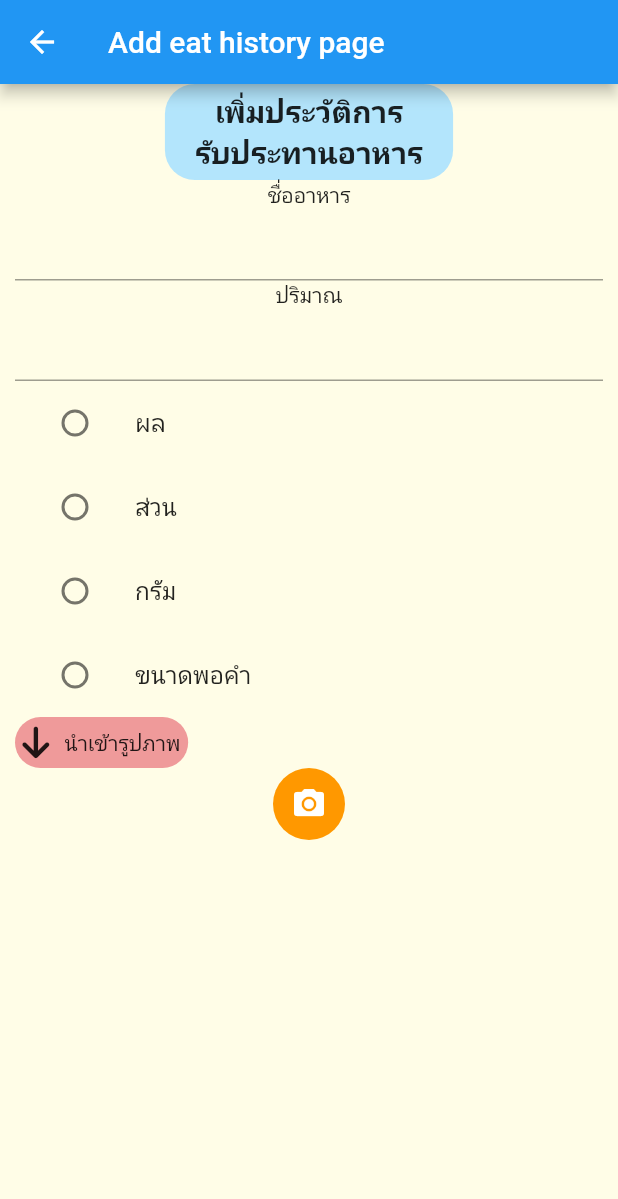
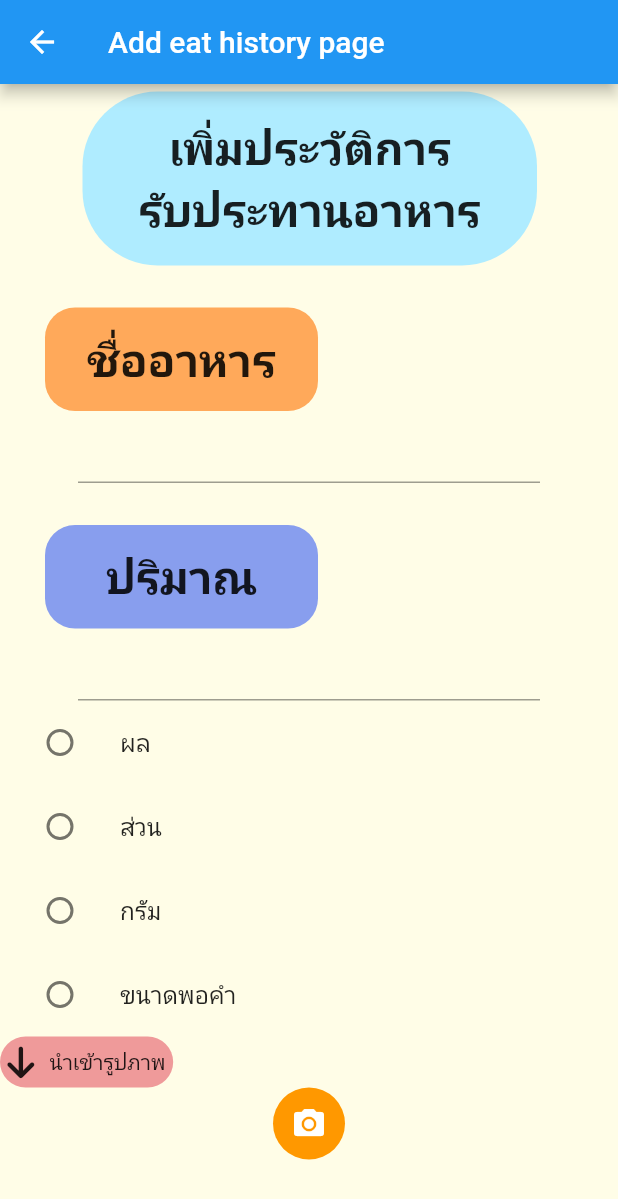
Before and after one commit to AINutritionProject/KinDeeUDee, a Flutter app: the AddEatHistoryPage screen opened directly, on a phone screen of 412 x 824 dp. Shown: the top 1199 px of the screen. Run offline on Flutter 3.47's test engine with Material 2 defaults, Android fonts, the phone set to English and light mode, and no system bars; our stand-ins replace camera, cloud_firestore, csv, dotted_border, firebase_auth, firebase_core and 4 more; accounts and stored records are empty.

Commit message:
full page add food

```diff
--- a/lib/pages/add_eat_history.dart
+++ b/lib/pages/add_eat_history.dart
@@ -25,45 +25,85 @@ class _AddEatHistoryPageState extends State<AddEatHistoryPage> {
       appBar: AppBar(
         title: const Text("Add eat history page"),
       ),
-      body: Container(
-        margin: const EdgeInsets.symmetric(horizontal: 10),
+      body: SingleChildScrollView(
         child: Column(
           children: [
             Align(
               alignment: Alignment.center,
+              child: Padding(
+                padding: EdgeInsets.only(left: 55, right: 54, top: 5),
                 child: Container(
-                padding:
-                    const EdgeInsets.symmetric(vertical: 5, horizontal: 20),
+                  alignment: Alignment.bottomCenter,
+                  width: double.infinity,
+                  height: 116,
                   decoration: BoxDecoration(
-                    color: Colors.lightBlue.shade100,
-                    borderRadius: BorderRadius.circular(20)),
+                      color: const Color.fromRGBO(175, 236, 255, 1),
+                      borderRadius: BorderRadius.circular(50)),
                   child: const Column(
+                    mainAxisAlignment: MainAxisAlignment.center,
                     children: [
                       Text(
                         "เพิ่มประวัติการ",
-                      style:
-                          TextStyle(fontSize: 20, fontWeight: FontWeight.bold),
+                        style: TextStyle(
+                            fontSize: 30, fontWeight: FontWeight.bold),
                       ),
                       Text(
                         "รับประทานอาหาร",
-                      style:
-                          TextStyle(fontSize: 20, fontWeight: FontWeight.bold),
+                        style: TextStyle(
+                            fontSize: 30, fontWeight: FontWeight.bold),
                       ),
                     ],
+                  ),
                 ),
               ),
             ),
             Form(
               child: Column(
                 children: [
-                  const Text("ชื่ออาหาร"),
-                  TextFormField(
+                  Padding(
+                    padding:
+                        const EdgeInsets.only(top: 28, left: 30, right: 200),
+                    child: Container(
+                      alignment: Alignment.center,
+                      width: double.infinity,
+                      height: 69,
+                      decoration: BoxDecoration(
+                          color: const Color.fromRGBO(255, 169, 90, 1),
+                          borderRadius: BorderRadius.circular(20.0)),
+                      child: const Text(
+                        "ชื่ออาหาร",
+                        style: TextStyle(
+                            fontSize: 30, fontWeight: FontWeight.w700),
+                      ),
+                    ),
+                  ),
+                  Padding(
+                      padding: const EdgeInsets.only(left: 52, right: 52),
+                      child: TextFormField(
                         controller: _foodNameController,
+                      )),
+                  Padding(
+                    padding:
+                        const EdgeInsets.only(top: 28, left: 30, right: 200),
+                    child: Container(
+                      alignment: Alignment.center,
+                      width: double.infinity,
+                      height: 69,
+                      decoration: BoxDecoration(
+                          color: const Color.fromRGBO(136, 158, 238, 1),
+                          borderRadius: BorderRadius.circular(20.0)),
+                      child: const Text(
+                        "ปริมาณ",
+                        style: TextStyle(
+                            fontSize: 30, fontWeight: FontWeight.w700),
                       ),
-                  const Text("ปริมาณ"),
-                  TextFormField(
+                    ),
+                  ),
+                  Padding(
+                      padding: const EdgeInsets.only(left: 52, right: 52),
+                      child: TextFormField(
                           controller: _quantityController,
-                      keyboardType: TextInputType.number),
+                          keyboardType: TextInputType.number)),
                   Column(
                     children: [
                       ListTile(
--- a/lib/pages/register.dart
+++ b/lib/pages/register.dart
@@ -42,6 +42,7 @@ class _RegisterFormState extends State<RegisterForm> {
       _phoneNumberController.text,
       _emailController.text,
     );
+    // ignore: use_build_context_synchronously
     Navigator.push(
       context,
       MaterialPageRoute(
```
Lines whose indentation alone changed are shown as unchanged.
